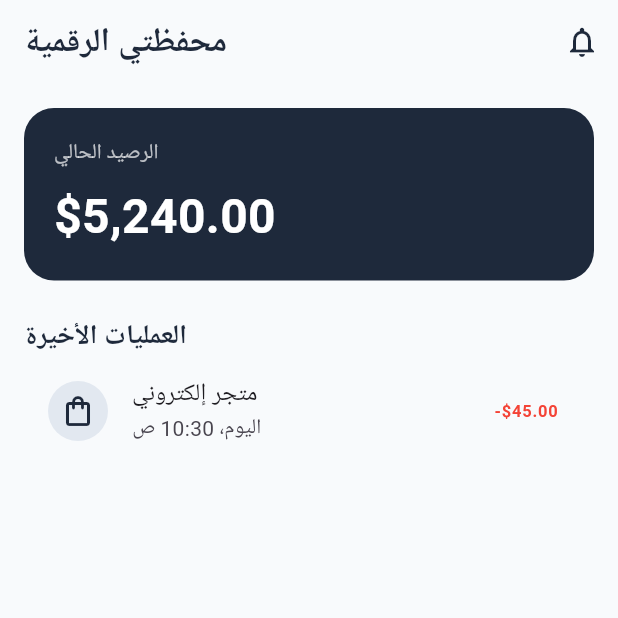
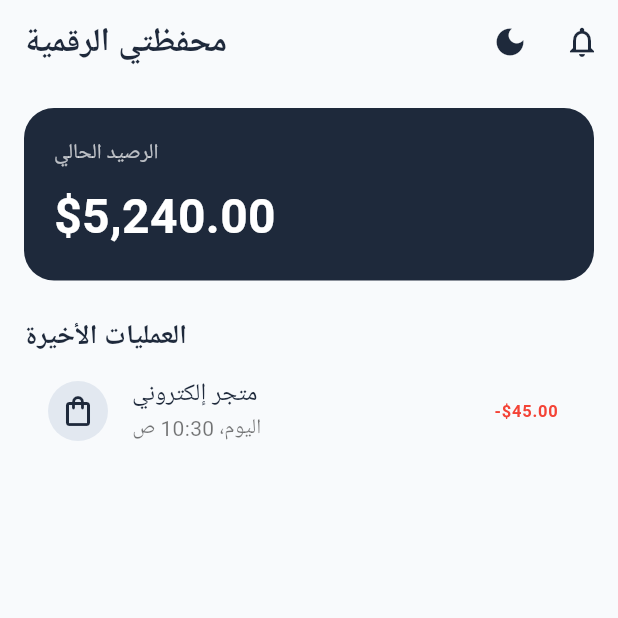
Before and after one commit to sabooha216/my_digital_wallet, a Flutter app: the screen it shows after launch, on a phone screen of 412 x 824 dp, the top half of it. Run offline on Flutter 3.47's test engine with Material 3 defaults, Android fonts, the phone set to English and light mode, and no system bars.

Commit message:
Add dark and light theme

```diff
--- a/lib/constants/colors.dart
+++ b/lib/constants/colors.dart
@@ -1,8 +1,17 @@
 import 'package:flutter/material.dart';
 
 class AppColors {
+  // اللون الأساسي
   static const Color primary = Color(0xFF1E293B);
+
+  // اللون المميز
   static const Color accent = Color(0xFF10B981);
+
+  // ألوان الوضع الفاتح
   static const Color background = Color(0xFFF8FAFC);
   static const Color cardBg = Colors.white;
+
+  // ألوان الوضع الداكن
+  static const Color darkBackground = Color(0xFF0F172A);
+  static const Color darkCardBg = Color(0xFF1E293B);
 }
--- a/lib/main.dart
+++ b/lib/main.dart
@@ -1,22 +1,64 @@
 import 'package:flutter/material.dart';
+
+import 'constants/colors.dart';
 import 'screens/home_screen.dart';
 
 void main() {
   runApp(const MyDigitalWalletApp());
 }
 
-class MyDigitalWalletApp extends StatelessWidget {
+class MyDigitalWalletApp extends StatefulWidget {
   const MyDigitalWalletApp({super.key});
+
+  @override
+  State<MyDigitalWalletApp> createState() => _MyDigitalWalletAppState();
+}
+
+class _MyDigitalWalletAppState extends State<MyDigitalWalletApp> {
+  bool isDarkMode = false;
+
+  void _toggleTheme() {
+    setState(() {
+      isDarkMode = !isDarkMode;
+    });
+  }
 
   @override
   Widget build(BuildContext context) {
     return MaterialApp(
       debugShowCheckedModeBanner: false,
       title: 'Digital Wallet',
+
+      themeMode: isDarkMode
+          ? ThemeMode.dark
+          : ThemeMode.light,
+
+      // الوضع الفاتح
       theme: ThemeData(
+        brightness: Brightness.light,
         fontFamily: 'Roboto',
+        scaffoldBackgroundColor: AppColors.background,
+        colorScheme: ColorScheme.light(
+          primary: AppColors.primary,
+          surface: AppColors.cardBg,
+        ),
       ),
-      home: const HomeScreen(),
+
+      // الوضع الداكن
+      darkTheme: ThemeData(
+        brightness: Brightness.dark,
+        fontFamily: 'Roboto',
+        scaffoldBackgroundColor: AppColors.darkBackground,
+        colorScheme: ColorScheme.dark(
+          primary: Colors.white,
+          surface: AppColors.darkCardBg,
+        ),
+      ),
+
+      home: HomeScreen(
+        onThemeChanged: _toggleTheme,
+        isDarkMode: isDarkMode,
+      ),
     );
   }
 }
--- a/lib/screens/home_screen.dart
+++ b/lib/screens/home_screen.dart
@@ -1,47 +1,91 @@
 import 'package:flutter/material.dart';
+
 import '../constants/colors.dart';
 
 class HomeScreen extends StatelessWidget {
-  const HomeScreen({super.key});
+  final VoidCallback onThemeChanged;
+  final bool isDarkMode;
+
+  const HomeScreen({
+    super.key,
+    required this.onThemeChanged,
+    required this.isDarkMode,
+  });
 
   @override
   Widget build(BuildContext context) {
+    final textColor = isDarkMode ? Colors.white : AppColors.primary;
+    final secondaryTextColor =
+        isDarkMode ? Colors.white70 : Colors.black54;
+
     return Scaffold(
-      backgroundColor: AppColors.background,
+      backgroundColor: isDarkMode
+          ? AppColors.darkBackground
+          : AppColors.background,
+
       appBar: AppBar(
         backgroundColor: Colors.transparent,
         elevation: 0,
-        title: const Text(
+
+        title: Text(
           'محفظتي الرقمية',
-          style: TextStyle(color: AppColors.primary, fontWeight: FontWeight.bold),
+          style: TextStyle(
+            color: textColor,
+            fontWeight: FontWeight.bold,
+          ),
         ),
+
         actions: [
           IconButton(
-            icon: const Icon(Icons.notifications_outlined, color: AppColors.primary),
+            icon: Icon(
+              isDarkMode
+                  ? Icons.light_mode
+                  : Icons.dark_mode,
+              color: textColor,
+            ),
+            onPressed: onThemeChanged,
+          ),
+
+          IconButton(
+            icon: Icon(
+              Icons.notifications_outlined,
+              color: textColor,
+            ),
             onPressed: () {},
-          )
+          ),
         ],
       ),
+
       body: SingleChildScrollView(
         padding: const EdgeInsets.all(16.0),
+
         child: Column(
           crossAxisAlignment: CrossAxisAlignment.start,
+
           children: [
             Container(
               width: double.infinity,
               padding: const EdgeInsets.all(20),
+
               decoration: BoxDecoration(
                 color: AppColors.primary,
                 borderRadius: BorderRadius.circular(20),
               ),
+
               child: Column(
                 crossAxisAlignment: CrossAxisAlignment.start,
+
                 children: const [
                   Text(
                     'الرصيد الحالي',
-                    style: TextStyle(color: Colors.white70, fontSize: 14),
+                    style: TextStyle(
+                      color: Colors.white70,
+                      fontSize: 14,
+                    ),
                   ),
+
                   SizedBox(height: 8),
+
                   Text(
                     '\$5,240.00',
                     style: TextStyle(
@@ -53,25 +97,48 @@ class HomeScreen extends StatelessWidget {
                 ],
               ),
             ),
+
             const SizedBox(height: 24),
-            const Text(
+
+            Text(
               'العمليات الأخيرة',
               style: TextStyle(
                 fontSize: 18,
                 fontWeight: FontWeight.bold,
-                color: AppColors.primary,
+                color: textColor,
               ),
             ),
+
             ListTile(
               leading: const CircleAvatar(
                 backgroundColor: Color(0xFFE2E8F0),
-                child: Icon(Icons.shopping_bag_outlined, color: AppColors.primary),
+                child: Icon(
+                  Icons.shopping_bag_outlined,
+                  color: AppColors.primary,
+                ),
               ),
-              title: const Text('متجر إلكتروني'),
-              subtitle: const Text('اليوم، 10:30 ص'),
+
+              title: Text(
+                'متجر إلكتروني',
+                style: TextStyle(
+                  color: textColor,
+                  fontWeight: FontWeight.w500,
+                ),
+              ),
+
+              subtitle: Text(
+                'اليوم، 10:30 ص',
+                style: TextStyle(
+                  color: secondaryTextColor,
+                ),
+              ),
+
               trailing: const Text(
                 '-\$45.00',
-                style: TextStyle(color: Colors.red, fontWeight: FontWeight.bold),
+                style: TextStyle(
+                  color: Colors.red,
+                  fontWeight: FontWeight.bold,
+                ),
               ),
             ),
           ],
```
